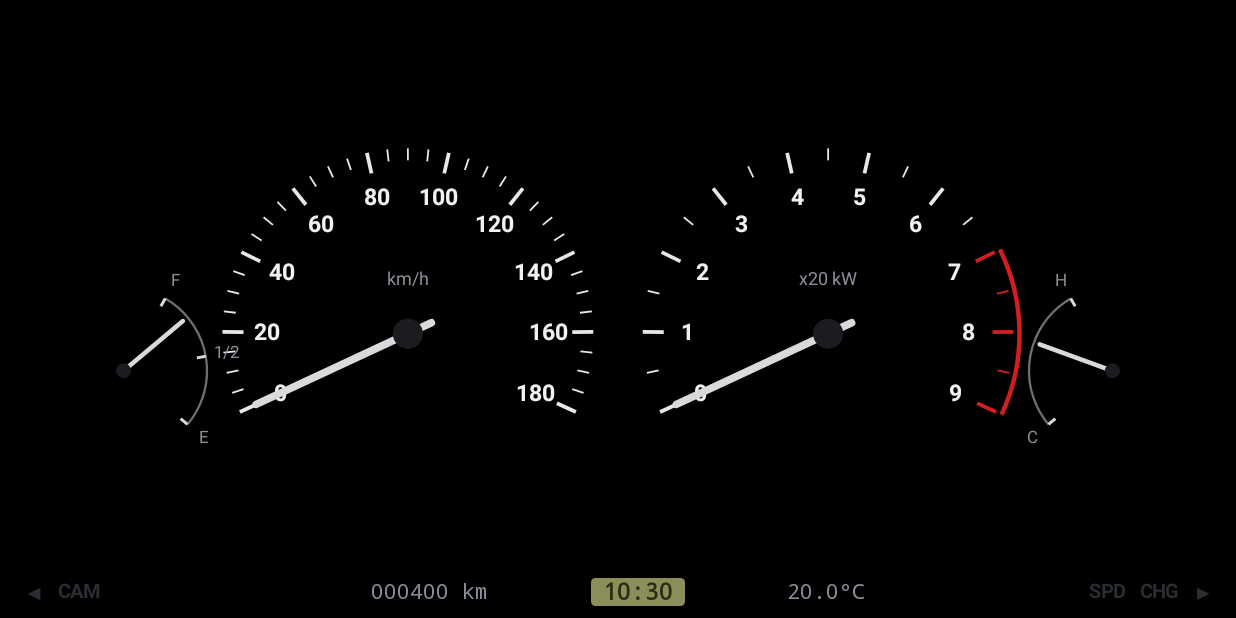
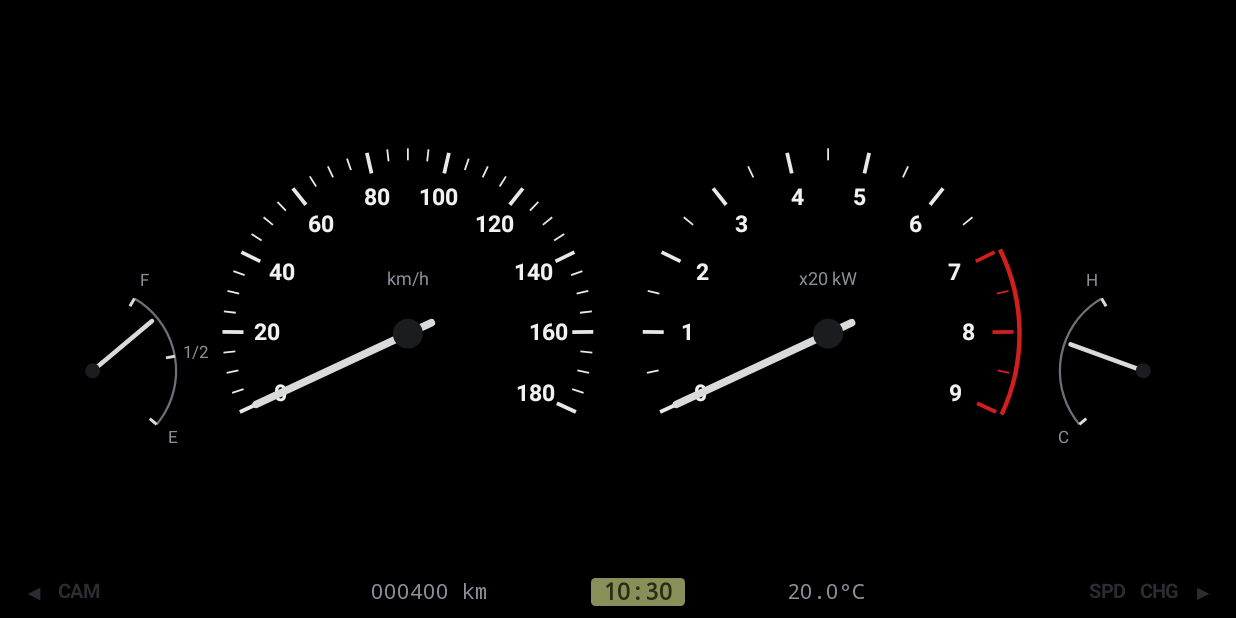
Before and after one commit to choiyoungun/emergency-process-local, an Android app built with Jetpack Compose: the composable ClassicScreen called with empty values, on a phone screen of 824 x 412 dp (held sideways). Run offline under Robolectric (Android 15) with nearby library versions, the phone set to English and light mode, and no system bars.

Commit message:
Move classic mini gauges outward
Co-Authored-By: Claude Sonnet 5.5 <noreply@anthropic.com>
Claude-Session: https://claude.ai/code/session_01QaH3V6YR6UzCRvXWusb2EW

```diff
--- a/tesla-dash/app/src/main/java/com/example/tesladash/ui/ClassicScreen.kt
+++ b/tesla-dash/app/src/main/java/com/example/tesladash/ui/ClassicScreen.kt
@@ -67,11 +67,11 @@ fun ClassicScreen(s: VehicleState, nav: NavState?) {
             dial(tm, Offset(size.width * 0.67f, cy), r, 9f, 1f, 0.5f, 7f, "x20 kW", s.powerKw / 20f) { it.roundToInt().toString() }
             val mr = r * 0.45f
             miniGauge(
-                tm, Offset(size.width * 0.1f, cy + r * 0.2f), mr, -60f, 100f, 1f - s.batteryPercent / 100f,
+                tm, Offset(size.width * 0.075f, cy + r * 0.2f), mr, -60f, 100f, 1f - s.batteryPercent / 100f,
                 listOf(0f to "F", 0.5f to "1/2", 1f to "E"), if (s.batteryPercent <= 20) Alert else Silver,
             )
             miniGauge(
-                tm, Offset(size.width * 0.9f, cy + r * 0.2f), mr, 140f, 100f, ((s.outsideTempC + 10f) / 50f),
+                tm, Offset(size.width * 0.925f, cy + r * 0.2f), mr, 140f, 100f, ((s.outsideTempC + 10f) / 50f),
                 listOf(0f to "C", 1f to "H"), Silver,
             )
         }
```
